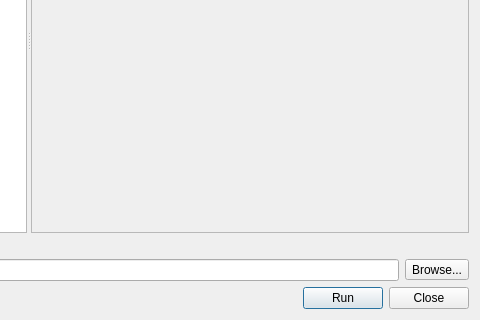
Before: the Qt Designer form ui/qgis2threejsdialog.ui in minorua/Qgis2threejs, drawn with Qt 5; both pictures show x 240 to 720 and y 193 to 513 of the 720 by 513 pixel window.
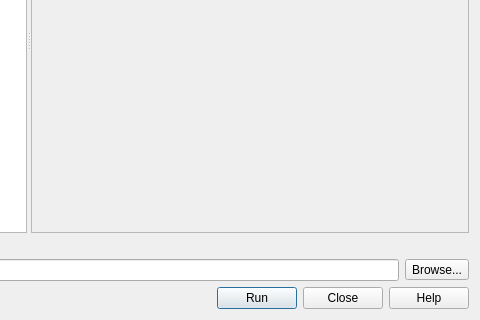
After: the same form once the commit is applied.

Commit message: add help button to open local document with web browser

What changed in the file:
```diff
--- a/ui/qgis2threejsdialog.ui
+++ b/ui/qgis2threejsdialog.ui
@@ -238,6 +238,19 @@
        </property>
       </widget>
      </item>
+     <item>
+      <widget class="QPushButton" name="pushButton_Help">
+       <property name="sizePolicy">
+        <sizepolicy hsizetype="Fixed" vsizetype="Fixed">
+         <horstretch>0</horstretch>
+         <verstretch>0</verstretch>
+        </sizepolicy>
+       </property>
+       <property name="text">
+        <string>Help</string>
+       </property>
+      </widget>
+     </item>
     </layout>
    </item>
   </layout>
```
The commit also changes 3 other files.
